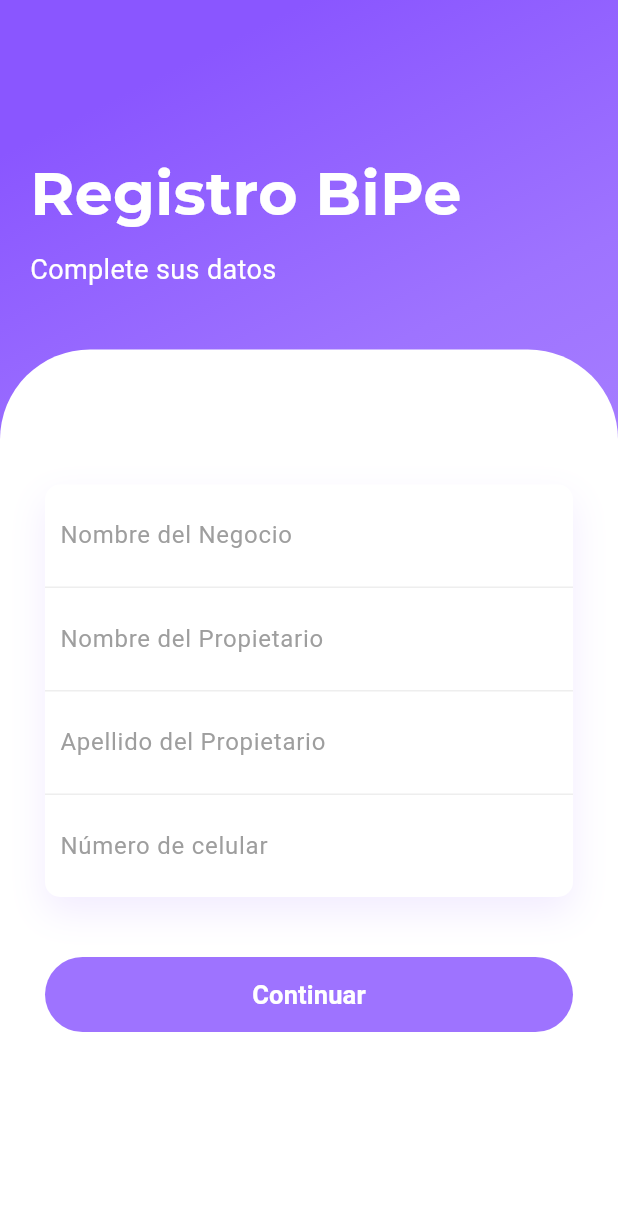
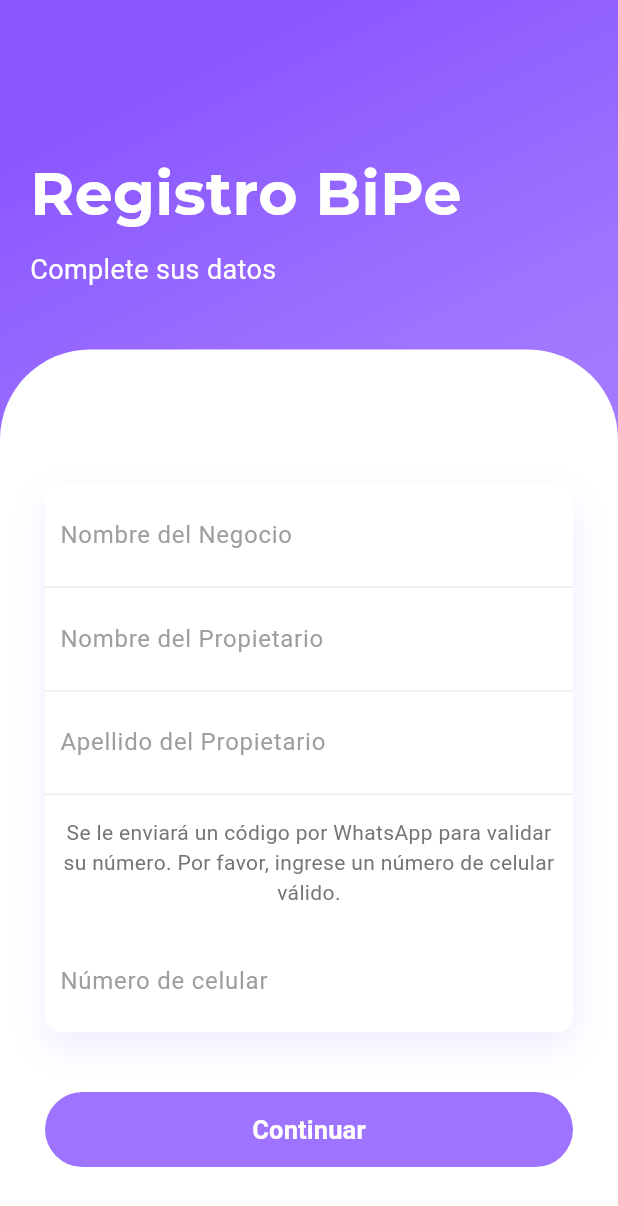
Before and after one commit to xpkevinxp/BiPE, a Flutter app: the RegisterScreen screen opened by its route, on a phone screen of 412 x 824 dp. Shown: the top 1206 px of the screen. Run offline on Flutter 3.47's test engine with Material 3 defaults, Android fonts, the phone set to English and light mode, and no system bars; drawn by our look-alikes of showcaseview; our stand-ins replace animate_do, connectivity_plus, device_info_plus, flutter_local_notifications, google_fonts, share_plus and 2 more; missing offline and left inert: flutter_foreground_task, in_app_update, notification_listener_service, signalr_netcore; accounts and stored records are empty.

```diff
--- a/lib/screens/register_screen.dart
+++ b/lib/screens/register_screen.dart
@@ -362,6 +362,14 @@ class _RegisterScreenState extends State<RegisterScreen> {
                 : null,
           ),
         ),
+        Padding(
+          padding: const EdgeInsets.symmetric(horizontal: 10, vertical: 15),
+          child: Text(
+            "Se le enviará un código por WhatsApp para validar su número. Por favor, ingrese un número de celular válido.",
+            style: TextStyle(color: Colors.grey.shade600, fontSize: 14),
+            textAlign: TextAlign.center,
+          ),
+        ),
         Container(
           padding: const EdgeInsets.all(10),
           child: TextFormField(
```
Also changed, not shown: 1 other file.
